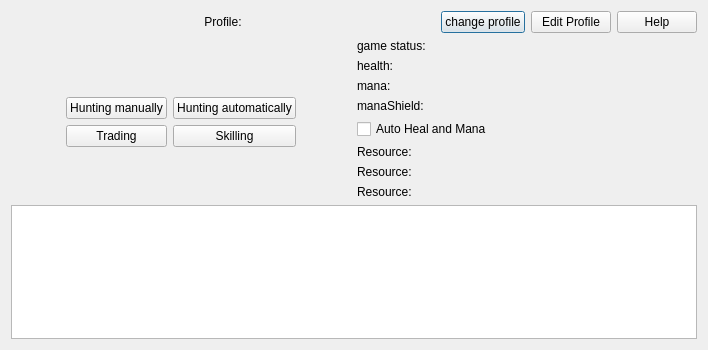
Above: sources/MainMenu.ui from Groundy/CrackerJack before the change. Below: the same form after it.
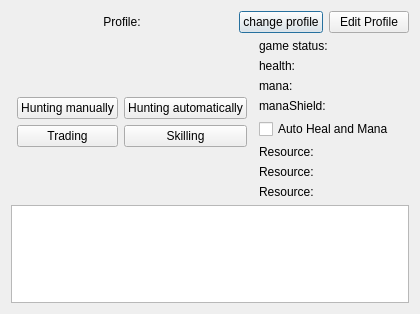
That is the form after the change.

Patch:
```diff
--- a/sources/MainMenu.ui
+++ b/sources/MainMenu.ui
@@ -9,25 +9,25 @@
    <rect>
     <x>0</x>
     <y>0</y>
-    <width>708</width>
-    <height>350</height>
+    <width>400</width>
+    <height>314</height>
    </rect>
   </property>
   <property name="sizePolicy">
-   <sizepolicy hsizetype="Fixed" vsizetype="Fixed">
+   <sizepolicy hsizetype="Expanding" vsizetype="Expanding">
     <horstretch>0</horstretch>
     <verstretch>0</verstretch>
    </sizepolicy>
   </property>
   <property name="minimumSize">
    <size>
-    <width>708</width>
-    <height>350</height>
+    <width>0</width>
+    <height>0</height>
    </size>
   </property>
   <property name="maximumSize">
    <size>
-    <width>708</width>
+    <width>400</width>
     <height>350</height>
    </size>
   </property>
@@ -86,19 +86,6 @@
          </property>
         </widget>
        </item>
-       <item>
-        <widget class="QPushButton" name="helpButton">
-         <property name="sizePolicy">
-          <sizepolicy hsizetype="Maximum" vsizetype="Fixed">
-           <horstretch>0</horstretch>
-           <verstretch>0</verstretch>
-          </sizepolicy>
-         </property>
-         <property name="text">
-          <string>Help</string>
-         </property>
-        </widget>
-       </item>
       </layout>
      </item>
      <item row="6" column="2" colspan="2">
```
Left out of the diff: 16 changed lines with no effect on the pictures.
